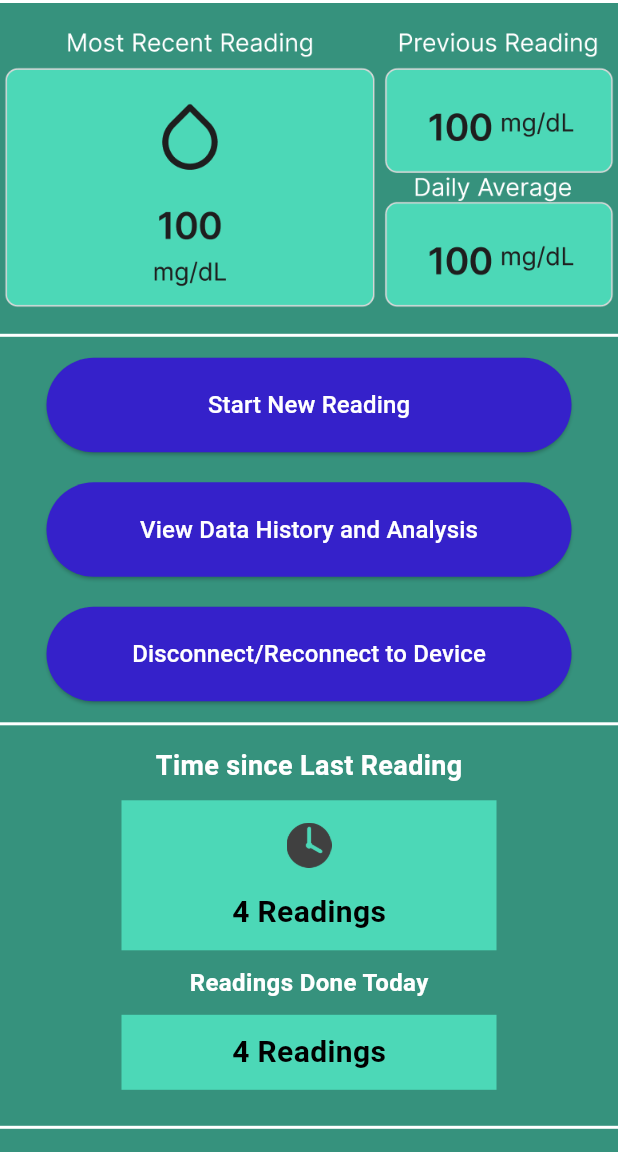
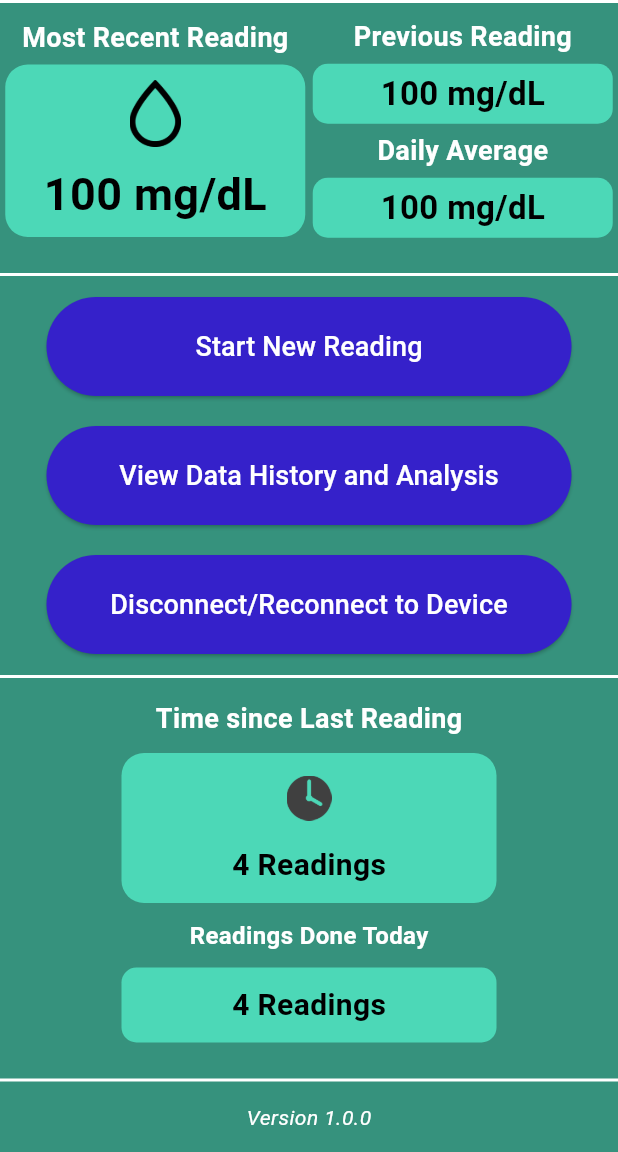
Before and after one commit to RicePandaaaa/KHealth, a Flutter app: the screen it shows after launch, on a phone screen of 412 x 824 dp, the part 84-1236 px from its top. Run offline on Flutter 3.47's test engine with Material 3 defaults, Android fonts, the phone set to English and light mode, and no system bars.

Commit message:
Finish draft of home screen

```diff
--- a/android_app/lib/screens/home_screen.dart
+++ b/android_app/lib/screens/home_screen.dart
@@ -27,8 +27,125 @@
               height: 2
             ),
 
-            Image.asset(
-              'assets/images/home_readings_filler.png'
+            Row(
+              mainAxisAlignment: MainAxisAlignment.center,
+              children: [
+                Column(
+                  children: [
+                    Padding(
+                      padding: const EdgeInsets.symmetric(vertical: 10),
+                      child: Column(
+                        children: [
+                          const Text(
+                            "Most Recent Reading",
+                            style: TextStyle(
+                              color: Colors.white,
+                              fontSize: 18,
+                              fontWeight: FontWeight.bold,
+                            ),
+                          ),
+
+                          Padding(
+                            padding: const EdgeInsets.only(top: 5),
+                            child: Container(
+                              height: 115,
+                              width: 200,
+                              decoration: BoxDecoration(
+                                color: const Color(0xFF4CD8B7),
+                                borderRadius: BorderRadius.circular(15),
+                              ),
+                              alignment: Alignment.center,
+                              child: Column(
+                                children: [
+                                  Padding(
+                                    padding: const EdgeInsets.symmetric(vertical: 10),
+                                    child: Image.asset(
+                                      'assets/images/droplet.png',
+                                      height: 45,
+                                    ),
+                                  ),
+
+                                  const Text(
+                                    '100 mg/dL',
+                                    style: TextStyle(
+                                      color: Colors.black,
+                                      fontSize: 30,
+                                      fontWeight: FontWeight.bold,
+                                    ),
+                                  ),
+                                ],
+                              ),
+                            ),
+                          ),
+                        ],
+                      ),
+                    ),
+                  ]
+                ),
+
+                const SizedBox(width: 5),
+
+                Column(
+                  children: [
+                    const Text(
+                      "Previous Reading",
+                      style: TextStyle(
+                        color: Colors.white,
+                        fontSize: 18,
+                        fontWeight: FontWeight.bold,
+                      ),
+                    ),
+                    Padding(
+                      padding: const EdgeInsets.symmetric(vertical: 5),
+                      child: Container(
+                        height: 40,
+                        width: 200,
+                        decoration: BoxDecoration(
+                          color: const Color(0xFF4CD8B7),
+                          borderRadius: BorderRadius.circular(10),
+                        ),
+                        alignment: Alignment.center,
+                        child: const Text(
+                          '100 mg/dL',
+                          style: TextStyle(
+                            color: Colors.black,
+                            fontSize: 22,
+                            fontWeight: FontWeight.bold,
+                          ),
+                        ),
+                      ),
+                    ),
+                    const Text(
+                      "Daily Average",
+                      style: TextStyle(
+                        color: Colors.white,
+                        fontSize: 18,
+                        fontWeight: FontWeight.bold,
+                      ),
+                    ),
+                    Padding(
+                      padding: const EdgeInsets.only(top: 5),
+                      child: Container(
+                        height: 40,
+                        width: 200,
+                        decoration: BoxDecoration(
+                          color: const Color(0xFF4CD8B7),
+                          borderRadius: BorderRadius.circular(10),
+                        ),
+                        alignment: Alignment.center,
+                        child: const Text(
+                          '100 mg/dL',
+                          style: TextStyle(
+                            color: Colors.black,
+                            fontSize: 22,
+                            fontWeight: FontWeight.bold,
+                          ),
+                        ),
+                      ),
+                    ),
+                  ],
+                ),
+              ],
             ),
 
             const Divider(
@@ -53,7 +170,7 @@
                 child: const Text(
                   'Start New Reading',
                   style: TextStyle(
-                      fontSize: 16,
+                      fontSize: 18,
                       color: Color(0xFFFFFFFF),
                   )
                 ),
@@ -77,7 +194,7 @@
                 child: const Text(
                   'View Data History and Analysis',
                   style: TextStyle(
-                    fontSize: 16,
+                    fontSize: 18,
                     color: Color(0xFFFFFFFF),
                   )
                 ),
@@ -98,7 +215,7 @@
                 child: const Text(
                   'Disconnect/Reconnect to Device',
                   style: TextStyle(
-                    fontSize: 16,
+                    fontSize: 18,
                     color: Color(0xFFFFFFFF),
                   )
                 ),
@@ -125,7 +242,10 @@
               child: Container(
                 height: 100,
                 width: 250,
-                color: const Color(0xFF4CD8B7),
+                decoration: BoxDecoration(
+                  color: const Color(0xFF4CD8B7),
+                  borderRadius: BorderRadius.circular(15),
+                ),
                 alignment: Alignment.center,
                 child: Column(
                   children: [
@@ -165,7 +285,10 @@
               child: Container(
                 height: 50,
                 width: 250,
-                color: const Color(0xFF4CD8B7),
+                decoration: BoxDecoration(
+                  color: const Color(0xFF4CD8B7),
+                  borderRadius: BorderRadius.circular(10),
+                ),
                 alignment: Alignment.center,
                 child: const Text(
                   '4 Readings',
--- a/android_app/pubspec.yaml
+++ b/android_app/pubspec.yaml
@@ -65,6 +65,7 @@
       - assets/images/home_time_filler.png
       - assets/images/data_screen_filler.png
       - assets/images/clock.png
+      - assets/images/droplet.png
   #   - images/a_dot_ham.jpeg
 
   # An image asset can refer to one or more resolution-specific "variants", see
```
Also changed, not shown: android_app/assets/images/droplet.png (added).
